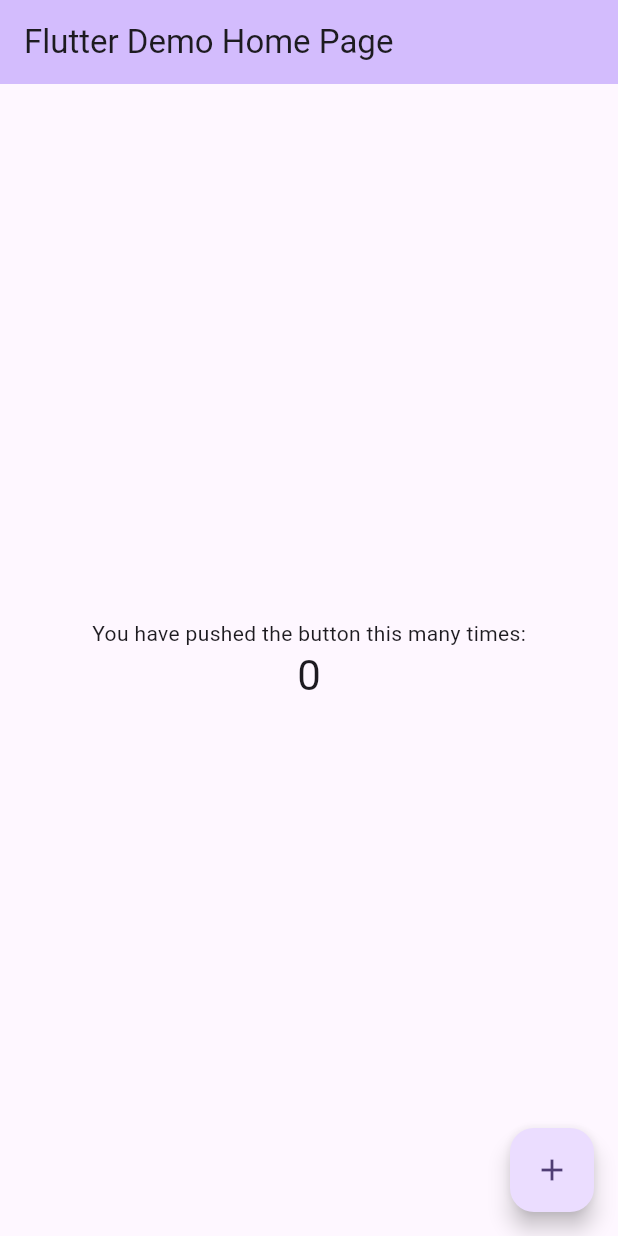
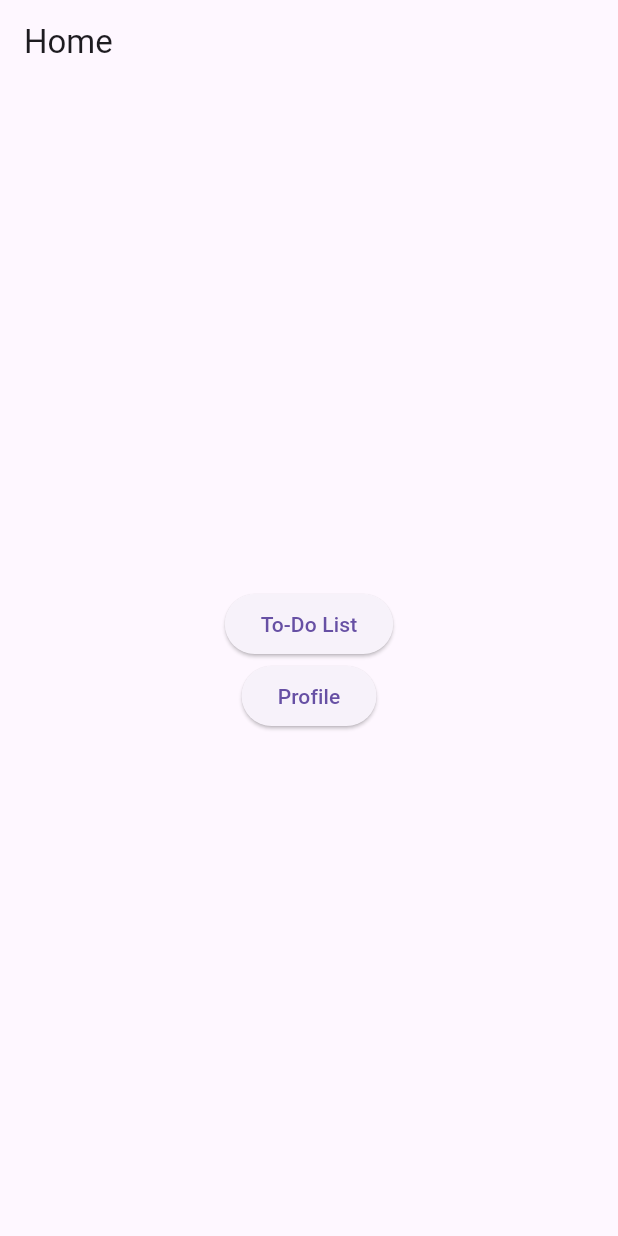
Before and after one commit to Dhawi1902/MAD_GP, a Flutter app: the screen it shows after launch, on a phone screen of 412 x 824 dp. Run offline on Flutter 3.47's test engine with Material 3 defaults, Android fonts, the phone set to English and light mode, and no system bars; our stand-ins replace firebase_core; accounts and stored records are empty.

```diff
--- a/lib/main.dart
+++ b/lib/main.dart
@@ -1,125 +1,24 @@
 import 'package:flutter/material.dart';
+import 'pages/homepage.dart';
+import 'pages/todo_list_page.dart';
+import 'pages/profile_page.dart';
 
 void main() {
-  runApp(const MyApp());
+  runApp(MyApp());
 }
 
 class MyApp extends StatelessWidget {
-  const MyApp({super.key});
-
-  // This widget is the root of your application.
   @override
   Widget build(BuildContext context) {
     return MaterialApp(
-      title: 'Flutter Demo',
-      theme: ThemeData(
-        // This is the theme of your application.
-        //
-        // TRY THIS: Try running your application with "flutter run". You'll see
-        // the application has a purple toolbar. Then, without quitting the app,
-        // try changing the seedColor in the colorScheme below to Colors.green
-        // and then invoke "hot reload" (save your changes or press the "hot
-        // reload" button in a Flutter-supported IDE, or press "r" if you used
-        // the command line to start the app).
-        //
-        // Notice that the counter didn't reset back to zero; the application
-        // state is not lost during the reload. To reset the state, use hot
-        // restart instead.
-        //
-        // This works for code too, not just values: Most code changes can be
-        // tested with just a hot reload.
-        colorScheme: ColorScheme.fromSeed(seedColor: Colors.deepPurple),
-        useMaterial3: true,
-      ),
-      home: const MyHomePage(title: 'Flutter Demo Home Page'),
+      title: 'To-Do List App',
+      theme: ThemeData(primarySwatch: Colors.blue),
+      initialRoute: '/',
+      routes: {
+        '/': (context) => HomePage(),
+        '/todoList': (context) => TodoListPage(),
+        '/profile': (context) => ProfilePage(),
+      },
     );
   }
 }
-
-class MyHomePage extends StatefulWidget {
-  const MyHomePage({super.key, required this.title});
-
-  // This widget is the home page of your application. It is stateful, meaning
-  // that it has a State object (defined below) that contains fields that affect
-  // how it looks.
-
-  // This class is the configuration for the state. It holds the values (in this
-  // case the title) provided by the parent (in this case the App widget) and
-  // used by the build method of the State. Fields in a Widget subclass are
-  // always marked "final".
-
-  final String title;
-
-  @override
-  State<MyHomePage> createState() => _MyHomePageState();
-}
-
-class _MyHomePageState extends State<MyHomePage> {
-  int _counter = 0;
-
-  void _incrementCounter() {
-    setState(() {
-      // This call to setState tells the Flutter framework that something has
-      // changed in this State, which causes it to rerun the build method below
-      // so that the display can reflect the updated values. If we changed
-      // _counter without calling setState(), then the build method would not be
-      // called again, and so nothing would appear to happen.
-      _counter++;
-    });
-  }
-
-  @override
-  Widget build(BuildContext context) {
-    // This method is rerun every time setState is called, for instance as done
-    // by the _incrementCounter method above.
-    //
-    // The Flutter framework has been optimized to make rerunning build methods
-    // fast, so that you can just rebuild anything that needs updating rather
-    // than having to individually change instances of widgets.
-    return Scaffold(
-      appBar: AppBar(
-        // TRY THIS: Try changing the color here to a specific color (to
-        // Colors.amber, perhaps?) and trigger a hot reload to see the AppBar
-        // change color while the other colors stay the same.
-        backgroundColor: Theme.of(context).colorScheme.inversePrimary,
-        // Here we take the value from the MyHomePage object that was created by
-        // the App.build method, and use it to set our appbar title.
-        title: Text(widget.title),
-      ),
-      body: Center(
-        // Center is a layout widget. It takes a single child and positions it
-        // in the middle of the parent.
-        child: Column(
-          // Column is also a layout widget. It takes a list of children and
-          // arranges them vertically. By default, it sizes itself to fit its
-          // children horizontally, and tries to be as tall as its parent.
-          //
-          // Column has various properties to control how it sizes itself and
-          // how it positions its children. Here we use mainAxisAlignment to
-          // center the children vertically; the main axis here is the vertical
-          // axis because Columns are vertical (the cross axis would be
-          // horizontal).
-          //
-          // TRY THIS: Invoke "debug painting" (choose the "Toggle Debug Paint"
-          // action in the IDE, or press "p" in the console), to see the
-          // wireframe for each widget.
-          mainAxisAlignment: MainAxisAlignment.center,
-          children: <Widget>[
-            const Text(
-              'You have pushed the button this many times:',
-            ),
-            Text(
-              '$_counter',
-              style: Theme.of(context).textTheme.headlineMedium,
-            ),
-          ],
-        ),
-      ),
-      floatingActionButton: FloatingActionButton(
-        onPressed: _incrementCounter,
-        tooltip: 'Increment',
-        child: const Icon(Icons.add),
-      ), // This trailing comma makes auto-formatting nicer for build methods.
-    );
-  }
-}
--- /dev/null
+++ b/lib/pages/homepage.dart
@@ -0,0 +1,25 @@
+import 'package:flutter/material.dart';
+
+class HomePage extends StatelessWidget {
+  @override
+  Widget build(BuildContext context) {
+    return Scaffold(
+      appBar: AppBar(title: Text('Home')),
+      body: Center(
+        child: Column(
+          mainAxisAlignment: MainAxisAlignment.center,
+          children: [
+            ElevatedButton(
+              onPressed: () => Navigator.pushNamed(context, '/todoList'),
+              child: Text('To-Do List'),
+            ),
+            ElevatedButton(
+              onPressed: () => Navigator.pushNamed(context, '/profile'),
+              child: Text('Profile'),
+            ),
+          ],
+        ),
+      ),
+    );
+  }
+}
--- /dev/null
+++ b/lib/pages/profile_page.dart
@@ -0,0 +1,13 @@
+import 'package:flutter/material.dart';
+
+class ProfilePage extends StatelessWidget {
+  @override
+  Widget build(BuildContext context) {
+    return Scaffold(
+      appBar: AppBar(title: Text('Profile')),
+      body: Center(
+        child: Text('Profile Page Content Here'),
+      ),
+    );
+  }
+}
--- a/pubspec.yaml
+++ b/pubspec.yaml
@@ -35,6 +35,12 @@ dependencies:
   # The following adds the Cupertino Icons font to your application.
   # Use with the CupertinoIcons class for iOS style icons.
   cupertino_icons: ^1.0.8
+  flutter_local_notifications: ^18.0.1
+  share_plus: ^10.1.3
+  table_calendar: ^3.2.0
+  firebase_core: ^3.10.0
+
+
 
 dev_dependencies:
   flutter_test:
```
Also changed, not shown: lib/pages/todo_list_page.dart (added, +58 -0 lines), firebase.json (added), lib/firebase_options.dart (added), pubspec.lock, 8 other files.
